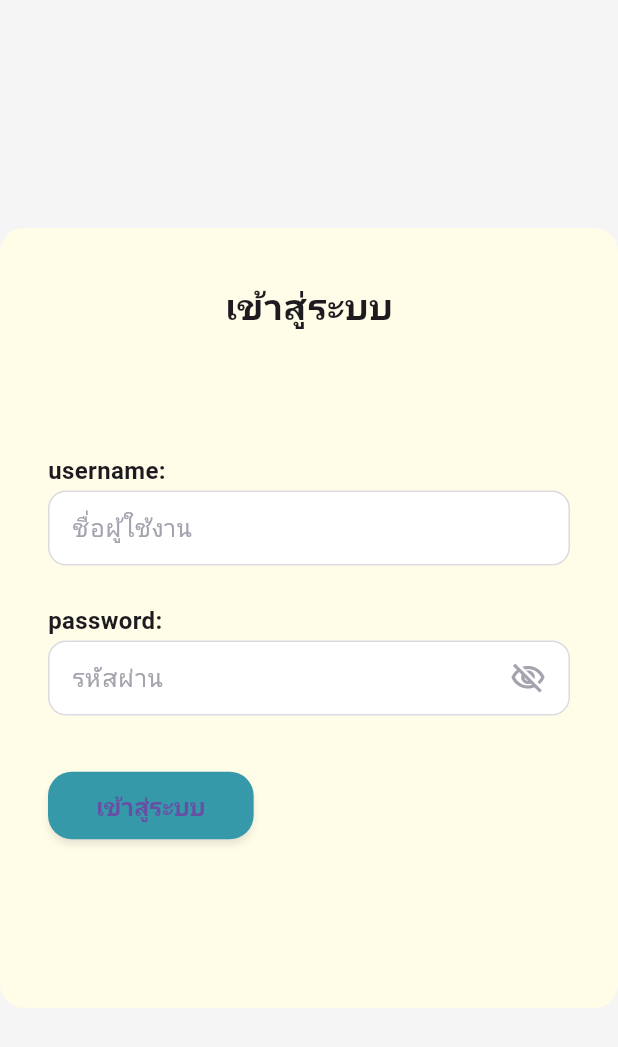
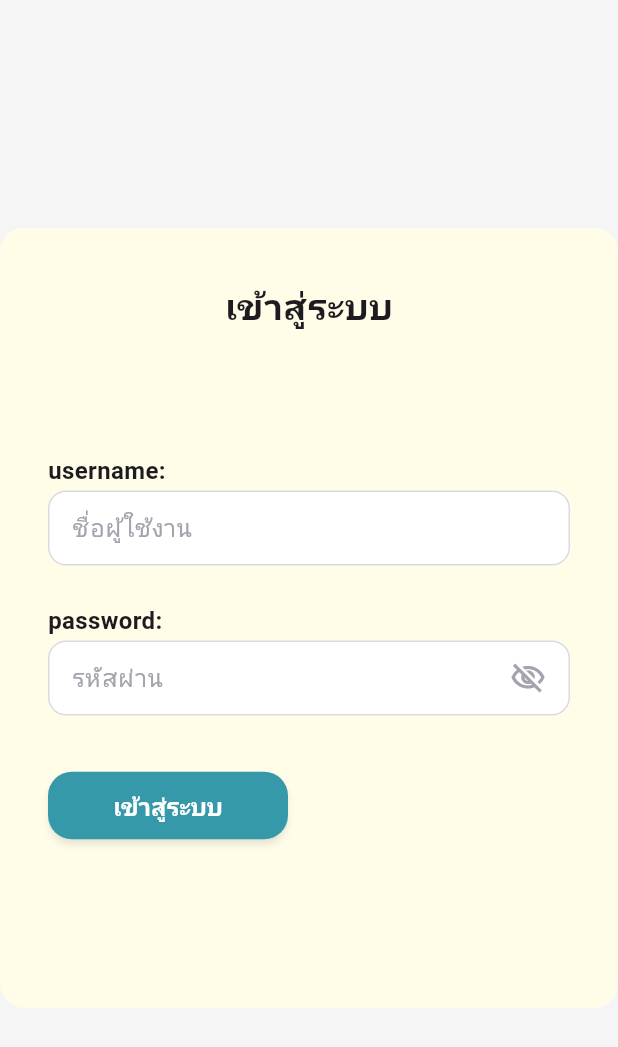
Before and after one commit to RicosZ/my_ossc, a Flutter app: the screen it shows after launch, after a tap on "เข้าสู่ระบบ", on a phone screen of 412 x 824 dp. Shown: the top 1047 px of the screen. Run offline on Flutter 3.47's test engine with Material 3 defaults, Android fonts, the phone set to English and light mode, and no system bars; drawn by our look-alikes of flutter_form_builder; our stand-ins replace dio, file_picker, get, get_storage, signature, sticky_headers and 1 more; missing offline and left inert: adaptive_scrollbar, crypt, gsheets, syncfusion_flutter_pdfviewer; network calls fail; Roboto replaces fonts that are missing (notosansthai); key blocks and very long unbroken strings in the code were emptied for the run.

Commit message:
add login check / image view / list app / list desc

```diff
--- a/lib/modules/views/home_view.dart
+++ b/lib/modules/views/home_view.dart
@@ -76,13 +76,29 @@ class HomeView extends GetView<HomeController> {
                           )),
                     ))),
                 const SizedBox(height: 20),
-                ElevatedButton(
-                    onPressed: () async {
-                      if (controller.key.currentState!.saveAndValidate()) {
-                        await controller.login();
-                      }
-                    },
-                    child: const Text('เข้าสู่ระบบ')),
+                Obx(() => SizedBox(
+                  width: 160,
+                  child: ElevatedButton(
+                      onPressed: controller.isLoading.value
+                          ? () {}
+                          : () async {
+                              if (controller.key.currentState!
+                                  .saveAndValidate()) {
+                                await controller.login();
+                              }
+                            },
+                      child: controller.isLoading.value
+                          ? const Center(
+                              child: Padding(
+                                padding: EdgeInsets.symmetric(
+                                    horizontal: 32, vertical: 8),
+                                child: CircularProgressIndicator(),
+                              ),
+                            )
+                          : Text('เข้าสู่ระบบ',
+                              style: NotoSansThai.h3
+                                  .copyWith(color: Colors.white))),
+                )),
                 const Spacer()
               ],
             ),
--- a/lib/modules/widgets/edit_menu.dart
+++ b/lib/modules/widgets/edit_menu.dart
@@ -261,7 +261,7 @@ class Menu {
                                 NotoSansThai.h3.copyWith(color: Palette.black)),
                       ),
                       SizedBox(
-                        width: 240,
+                        width: 260,
                         child: FormBuilderDropdown(
                             borderRadius: BorderRadius.circular(16),
                             onChanged: (value) {
@@ -289,7 +289,7 @@ class Menu {
                   const SizedBox(height: 16),
                   Container(),
                   // const SizedBox(height: 16),/
-                  controller.isAppointment.value == 'นัดตรวจ'
+                  controller.isAppointment.value != 'ไม่มีการตรวจ' && controller.isAppointment.value != ''
                       ? Row(
                           crossAxisAlignment: CrossAxisAlignment.start,
                           children: [
--- a/lib/modules/widgets/file_view.dart
+++ b/lib/modules/widgets/file_view.dart
@@ -148,8 +148,8 @@ class FilePopUp {
                                                       const EdgeInsets.all(8),
                                                   decoration: BoxDecoration(
                                                       borderRadius:
-                                                        BorderRadius
-                                                            .circular(15)),
+                                                          BorderRadius.circular(
+                                                              15)),
                                                   // child: Image.memory(
                                                   //   controller.pdfFileUrl.value,
                                                   //   height: 480,
```
Also changed, not shown: lib/modules/controllers/home_controller.dart (+33 -1 lines), lib/modules/controllers/list_of_content_controller.dart (+21 -6 lines). Lines whose indentation alone changed are shown as unchanged.
